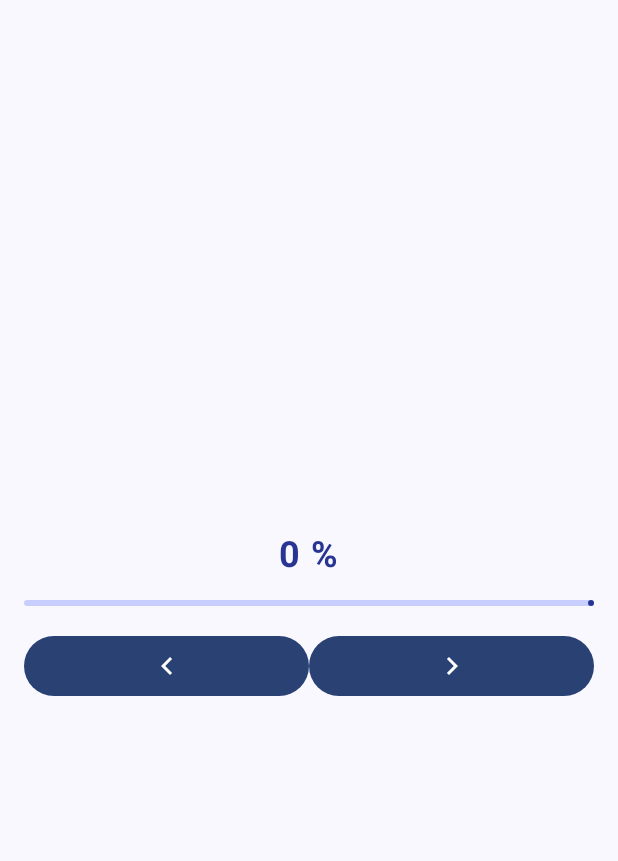
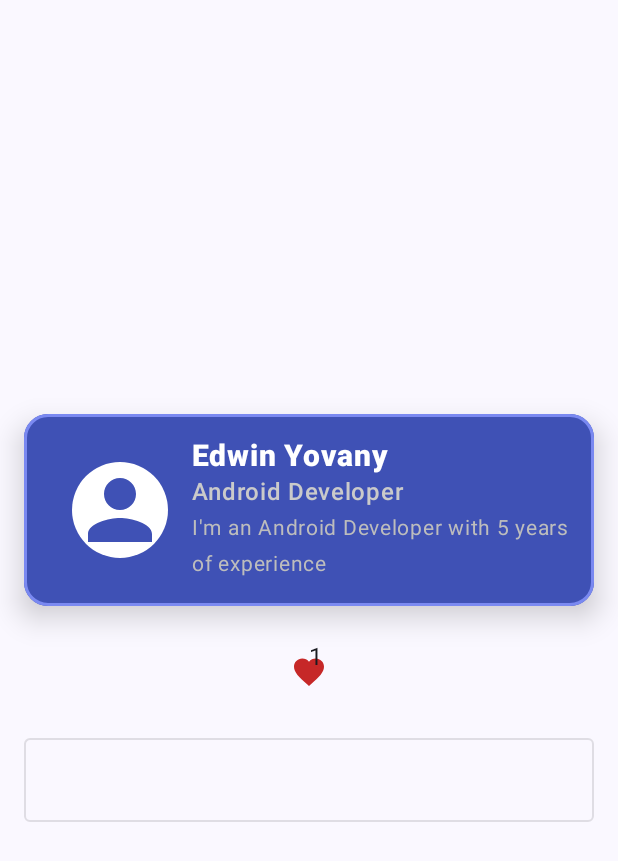
Before and after one commit to NIMP3/JetpackComposeTest, an Android app built with Jetpack Compose: the screen it shows after launch (MainActivity), on a phone screen of 412 x 824 dp. Shown: the top 861 px of the screen. Run offline under Robolectric (Android 15) with nearby library versions, the phone set to English and light mode, and no system bars.

Commit message:
[BUILD] (Other Components): Implementing other components [Card - Surface - BadgeBox - Divider - DropdownMenu]

```diff
--- a/app/src/main/java/dev/yovany/jcudemy/MainActivity.kt
+++ b/app/src/main/java/dev/yovany/jcudemy/MainActivity.kt
@@ -3,6 +3,8 @@ package dev.yovany.jcudemy
 import android.os.Bundle
 import androidx.activity.ComponentActivity
 import androidx.activity.compose.setContent
+import androidx.compose.foundation.layout.Arrangement
+import androidx.compose.foundation.layout.Column
 import androidx.compose.foundation.layout.fillMaxSize
 import androidx.compose.material3.MaterialTheme
 import androidx.compose.material3.Surface
@@ -10,6 +12,7 @@ import androidx.compose.runtime.getValue
 import androidx.compose.runtime.mutableStateOf
 import androidx.compose.runtime.saveable.rememberSaveable
 import androidx.compose.runtime.setValue
+import androidx.compose.ui.Alignment
 import androidx.compose.ui.Modifier
 import dev.yovany.jcudemy.ui.theme.JCUdemyTheme
 
@@ -23,9 +26,15 @@ class MainActivity : ComponentActivity() {
                     modifier = Modifier.fillMaxSize(),
                     color = MaterialTheme.colorScheme.background
                 ) {
-                    var name by rememberSaveable { mutableStateOf("") }
-                    var lastName by rememberSaveable { mutableStateOf("") }
-                    MyCustomAdvancedProgressBar()
+                    Column(
+                        Modifier.fillMaxSize(),
+                        verticalArrangement = Arrangement.Center,
+                        horizontalAlignment = Alignment.CenterHorizontally
+                    ) {
+                        MyCard()
+                        MyBadgeBox()
+                        MyDropDownMenu()
+                    }
                 }
             }
         }
--- /dev/null
+++ b/app/src/main/java/dev/yovany/jcudemy/OtherComponents.kt
@@ -0,0 +1,182 @@
+package dev.yovany.jcudemy
+
+import androidx.compose.foundation.BorderStroke
+import androidx.compose.foundation.background
+import androidx.compose.foundation.clickable
+import androidx.compose.foundation.layout.Arrangement
+import androidx.compose.foundation.layout.BoxScope
+import androidx.compose.foundation.layout.Column
+import androidx.compose.foundation.layout.Row
+import androidx.compose.foundation.layout.fillMaxSize
+import androidx.compose.foundation.layout.fillMaxWidth
+import androidx.compose.foundation.layout.padding
+import androidx.compose.foundation.layout.size
+import androidx.compose.foundation.shape.CircleShape
+import androidx.compose.material.icons.Icons
+import androidx.compose.material.icons.filled.Favorite
+import androidx.compose.material.icons.filled.FavoriteBorder
+import androidx.compose.material.icons.filled.Person
+import androidx.compose.material3.BadgedBox
+import androidx.compose.material3.Card
+import androidx.compose.material3.CardDefaults
+import androidx.compose.material3.Divider
+import androidx.compose.material3.DropdownMenu
+import androidx.compose.material3.DropdownMenuItem
+import androidx.compose.material3.ExperimentalMaterial3Api
+import androidx.compose.material3.Icon
+import androidx.compose.material3.MaterialTheme
+import androidx.compose.material3.OutlinedTextField
+import androidx.compose.material3.Text
+import androidx.compose.runtime.Composable
+import androidx.compose.runtime.getValue
+import androidx.compose.runtime.mutableStateOf
+import androidx.compose.runtime.saveable.rememberSaveable
+import androidx.compose.runtime.setValue
+import androidx.compose.ui.Alignment
+import androidx.compose.ui.Modifier
+import androidx.compose.ui.draw.clip
+import androidx.compose.ui.graphics.Color
+import androidx.compose.ui.text.font.FontFamily
+import androidx.compose.ui.text.font.FontWeight
+import androidx.compose.ui.tooling.preview.Preview
+import androidx.compose.ui.unit.dp
+import androidx.compose.ui.unit.sp
+
+@Composable
+fun MyCard() {
+    Card(
+        modifier = Modifier
+            .fillMaxWidth()
+            .padding(16.dp),
+        elevation = CardDefaults.cardElevation(defaultElevation = 12.dp),
+        shape = MaterialTheme.shapes.large,
+        colors = CardDefaults.cardColors(
+            contentColor = Color(0xFFFFFFFF),
+            containerColor = Color(0xFF3F51B5)
+        ),
+        border = BorderStroke(2.dp, Color(0xFF7A89F1))
+    ) {
+        Row(modifier = Modifier.padding(16.dp)) {
+            Icon(
+                modifier = Modifier
+                    .padding(16.dp)
+                    .clip(CircleShape)
+                    .background(Color(0xFFFFFFFF))
+                    .size(64.dp),
+                contentDescription = "Image",
+                tint = Color(0xFF3F51B5),
+                imageVector = Icons.Default.Person,
+            )
+
+            Column {
+                Text(
+                    text = "Edwin Yovany",
+                    fontFamily = FontFamily.SansSerif,
+                    fontSize = 20.sp,
+                    fontWeight = FontWeight.ExtraBold,
+                    color = Color(0xFFFFFFFF)
+                )
+
+                Text(
+                    text = "Android Developer",
+                    fontFamily = FontFamily.SansSerif,
+                    fontSize = 16.sp,
+                    fontWeight = FontWeight.SemiBold,
+                    color = Color(0xFFCACACA)
+                )
+
+                Text(
+                    text = "I'm an Android Developer with 5 years of experience",
+                    fontFamily = FontFamily.SansSerif,
+                    fontSize = 14.sp,
+                    fontWeight = FontWeight.Normal,
+                    color = Color(0xFFBDBDBD)
+                )
+            }
+        }
+    }
+}
+
+@OptIn(ExperimentalMaterial3Api::class)
+@Composable
+fun MyBadgeBox() {
+    BadgedBox(badge = {
+        Text(text = "1")
+    }, Modifier.padding(16.dp)) {
+        Icon(
+            imageVector = Icons.Default.Favorite,
+            contentDescription = "Favorite",
+            tint = Color(0xFFC62828)
+        )
+    }
+}
+
+@Composable
+fun MyDivider() {
+    Divider(
+        Modifier
+            .fillMaxWidth()
+            .padding(16.dp), color = Color(0xFF3F51B5)
+    )
+}
+
+@OptIn(ExperimentalMaterial3Api::class)
+@Composable
+fun MyDropDownMenu() {
+    var selectedText by rememberSaveable { mutableStateOf("") }
+    var expanded by rememberSaveable { mutableStateOf(false) }
+    val desserts = listOf(
+        "Ice Cream",
+        "Donut",
+        "Cupcake",
+        "Brownie",
+        "Jelly Bean",
+        "Lollipop",
+        "KitKat",
+        "Marshmallow",
+        "Nougat",
+        "Oreo",
+        "Pie"
+    )
+
+    Column(Modifier.padding(16.dp)) {
+        OutlinedTextField(
+            value = selectedText,
+            onValueChange = { selectedText = it },
+            enabled = false,
+            readOnly = true,
+            modifier = Modifier
+                .clickable { expanded = true }
+                .fillMaxWidth()
+        )
+
+        DropdownMenu(
+            expanded = expanded,
+            onDismissRequest = { expanded = false },
+            modifier = Modifier.fillMaxWidth()
+        ) {
+            desserts.forEach { dessert ->
+                DropdownMenuItem(text = { Text(text = dessert) }, onClick = {
+                    expanded = false
+                    selectedText = dessert
+                })
+            }
+        }
+
+    }
+}
+
+@Preview(showBackground = true)
+@Composable
+fun OtherComponentsPreview() {
+    Column(
+        Modifier.fillMaxSize(),
+        verticalArrangement = Arrangement.Center,
+        horizontalAlignment = Alignment.CenterHorizontally
+    ) {
+        MyCard()
+        MyBadgeBox()
+        MyDivider()
+        MyDropDownMenu()
+    }
+}
```
